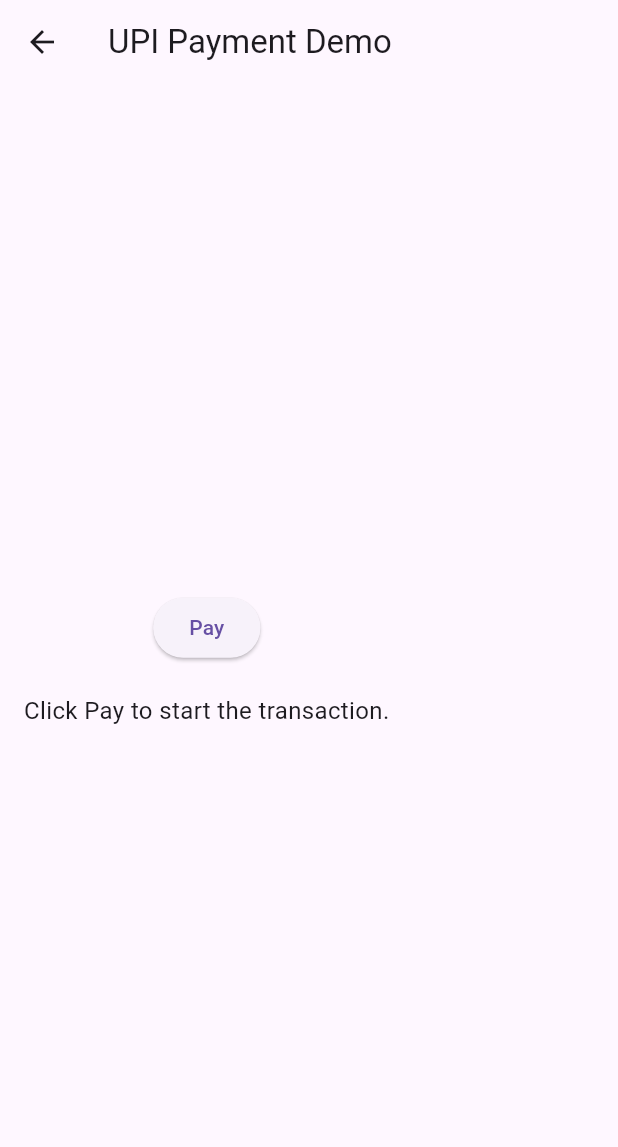
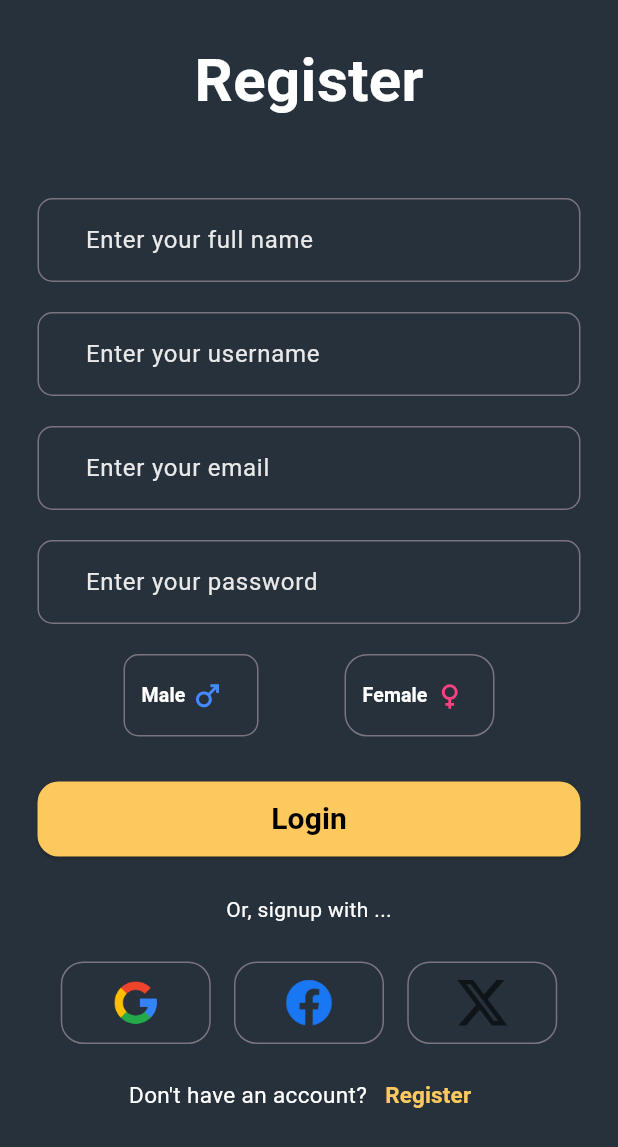
Before and after one commit to MdJunaidAhmed16/expense2, a Flutter app: the screen it shows after launch, on a phone screen of 412 x 824 dp. Shown: the top 1147 px of the screen. Run offline on Flutter 3.47's test engine with Material 3 defaults, Android fonts, the phone set to English and light mode, and no system bars; our stand-ins replace google_fonts, icons_plus; missing offline and left inert: flutter_upi_payment.

Commit message:
Added signin signup ui

```diff
--- a/lib/components/transaction_form.dart
+++ b/lib/components/transaction_form.dart
@@ -108,7 +108,7 @@ class _TxnFormState extends State<TxnForm> {
                         }),
                     style: ElevatedButton.styleFrom(
                       backgroundColor: Colors.greenAccent,
-                      //iconColor: Colors.black,
+                      iconColor: Colors.black,
                     ),
                     child: const Row(
                       children: [
@@ -133,7 +133,7 @@ class _TxnFormState extends State<TxnForm> {
                     onPressed: () {},
                     style: ElevatedButton.styleFrom(
                       backgroundColor: const Color.fromARGB(255, 252, 184, 96),
-                      //iconColor: Colors.black,
+                      iconColor: Colors.black,
                     ),
                     child: const Row(
                       children: [
--- a/lib/main.dart
+++ b/lib/main.dart
@@ -13,7 +13,7 @@ class MyApp extends StatelessWidget {
   Widget build(BuildContext context) {
     return SafeArea(
       child: MaterialApp(
-        initialRoute: '/demo',
+        initialRoute: '/signup',
         onGenerateRoute: _router.routeGenerate,
       ),
     );
--- a/lib/routes/route_generator.dart
+++ b/lib/routes/route_generator.dart
@@ -1,6 +1,8 @@
 import 'package:expense_2/components/transaction_form.dart';
 import 'package:expense_2/demo/payment.dart';
 import 'package:expense_2/ui/home.dart';
+import 'package:expense_2/ui/signin.dart';
+import 'package:expense_2/ui/signup.dart';
 import 'package:flutter/cupertino.dart';
 
 class RouteGenerator {
@@ -11,7 +13,9 @@ class RouteGenerator {
     switch(settings.name){
       case '/' : return CupertinoPageRoute(builder: (context) => const HomePage());
       case '/txnPage' : return CupertinoPageRoute(builder: (context) => const TxnForm());
-      case '/demo' : return CupertinoPageRoute(builder: (context) => PaymentScreen());
+      case '/signin' : return CupertinoPageRoute(builder: (context) => const SignIn());
+      case '/signup' : return CupertinoPageRoute(builder: (context) => const SignUp());
+      case '/demo' : return CupertinoPageRoute(builder: (context) => const PaymentScreen());
     }
     return null;
   }
--- a/lib/ui/home.dart
+++ b/lib/ui/home.dart
@@ -111,7 +111,7 @@ class _HomePageState extends State<HomePage> {
                 Column(
                   children: [
                     SizedBox(
-                      height: MediaQuery.sizeOf(context).height * 0.2, // Set a specific height
+                      height: MediaQuery.sizeOf(context).height * 0.25, // Set a specific height
                       child: ListView.builder(
                         itemCount: 2,
                         itemBuilder: (context, index) {
--- /dev/null
+++ b/lib/ui/signup.dart
@@ -0,0 +1,115 @@
+import 'package:expense_2/components/text_field.dart';
+import 'package:flutter/material.dart';
+
+class SignUp extends StatefulWidget {
+  const SignUp({super.key});
+
+  @override
+  State<SignUp> createState() => _SignUpState();
+}
+
+class _SignUpState extends State<SignUp> {
+  @override
+  Widget build(BuildContext context) {
+    return Scaffold(
+      backgroundColor:  const Color(0xff27313b),
+      body: Padding(
+        padding: const EdgeInsets.all(25.0),
+        child: Column(
+          children: [
+            const Text("Register", style: TextStyle(fontSize: 40, color: Colors.white, fontWeight: FontWeight.w600), textAlign: TextAlign.left,),
+            const SizedBox(height: 50,),
+            const CustomTextField(fieldName: "your full name", regexPattern: 'r^[a-zA-z]+/@[com]'),
+            const SizedBox(height: 20,),
+            const CustomTextField(fieldName: "your username", regexPattern: 'r^[a-zA-z]+/@[com]'),
+            const SizedBox(height: 20,),
+            const CustomTextField(fieldName: "your email", regexPattern: 'r^[a-zA-z]+/@[com]'),
+            const SizedBox(height: 20,),
+            const CustomTextField(fieldName: "your password", regexPattern: 'r^[a-zA-z]+/@[com]'),
+            const SizedBox(height: 20,),
+            Row(
+              mainAxisAlignment: MainAxisAlignment.spaceEvenly,
+              children: [
+                OutlinedButton(onPressed: ()=>{},
+                style: OutlinedButton.styleFrom(
+                  shape: const RoundedRectangleBorder(borderRadius: BorderRadius.all(Radius.circular(10))),
+                  padding: const EdgeInsets.all(12),
+                  fixedSize: const Size(90, 55),
+                ),
+                child: const Row(
+                  children: [
+                    Text("Male ", style: TextStyle(fontWeight: FontWeight.bold, color: Colors.white, fontSize: 13)),
+                    Icon(Icons.male_outlined, color: Colors.blueAccent, size: 23,),
+                  ],
+                ),
+              ),
+              OutlinedButton(onPressed: ()=>{},
+                style: OutlinedButton.styleFrom(
+                  shape: const RoundedRectangleBorder(borderRadius: BorderRadius.all(Radius.circular(15))),
+                  padding: const EdgeInsets.all(12),
+                  fixedSize: const Size(100, 55),
+                ),
+                child: const Row(
+                  children: [
+                    Text("Female " ,style: TextStyle(fontWeight: FontWeight.bold, color: Colors.white, fontSize: 13)),
+                    Icon(Icons.female_outlined, color: Colors.pinkAccent, size: 23,),
+                  ],
+                ),
+              ),
+              ],
+            ),
+            const SizedBox(height: 30,),
+            ElevatedButton(onPressed: (){},
+            style: ElevatedButton.styleFrom(
+              backgroundColor: const Color.fromARGB(255, 253, 200, 94),
+              fixedSize: Size(MediaQuery.sizeOf(context).width, 50),
+              shape: const RoundedRectangleBorder(borderRadius: BorderRadius.all(Radius.circular(14))),
+            ),
+            child: const Text("Login", style: TextStyle(fontWeight: FontWeight.bold, color: Colors.black, fontSize: 20), )
+            ),
+            const SizedBox(height: 25,),
+            const Text("Or, signup with ...", style: TextStyle(color: Colors.white, fontSize: 14),),
+            const SizedBox(height: 25,),
+            Row(
+              mainAxisAlignment: MainAxisAlignment.spaceEvenly,
+              children: [
+                OutlinedButton(onPressed: ()=>{},
+                style: OutlinedButton.styleFrom(
+                  shape: const RoundedRectangleBorder(borderRadius: BorderRadius.all(Radius.circular(15))),
+                  padding: const EdgeInsets.all(12),
+                  fixedSize: const Size(100, 55),
+                ),
+                child: const Image(image: AssetImage('assets/google.png'), width: 60, height: 60,),
+              ),
+              OutlinedButton(onPressed: ()=>{},
+                style: OutlinedButton.styleFrom(
+                  shape: const RoundedRectangleBorder(borderRadius: BorderRadius.all(Radius.circular(15))),
+                  padding: const EdgeInsets.all(12),
+                  fixedSize: const Size(100, 55),
+                ),
+                child: const Image(image: AssetImage('assets/facebook.png'), width: 60, height: 60,),
+              ),
+              OutlinedButton(onPressed: ()=>{},
+                style: OutlinedButton.styleFrom(
+                  shape: const RoundedRectangleBorder(borderRadius: BorderRadius.all(Radius.circular(15))),
+                  padding: const EdgeInsets.all(12),
+                  fixedSize: const Size(100, 55),
+                ),
+                child: const Image(image: AssetImage('assets/X.png'), width: 60, height: 60,),
+              ),
+              ],
+            ),
+            const SizedBox(height: 10,),
+             Row(
+              mainAxisAlignment: MainAxisAlignment.center,
+              children: [
+                const Text("Don't have an account?", style: TextStyle(color: Colors.white, fontSize: 15),),
+                TextButton(onPressed: (){}, child: const Text("Register", style: TextStyle(color: Color.fromARGB(255, 253, 200, 94), fontSize: 15, fontWeight: FontWeight.w600),))
+              ],
+            )
+          ],
+        ),
+      ),
+    );
+  }
+}
```
Also changed, not shown: lib/ui/signin.dart (added, +79 -0 lines), assets/X.png (added), assets/facebook.png (added), assets/google.png (added), assets/login.png (added), assets/signup.png (added).
